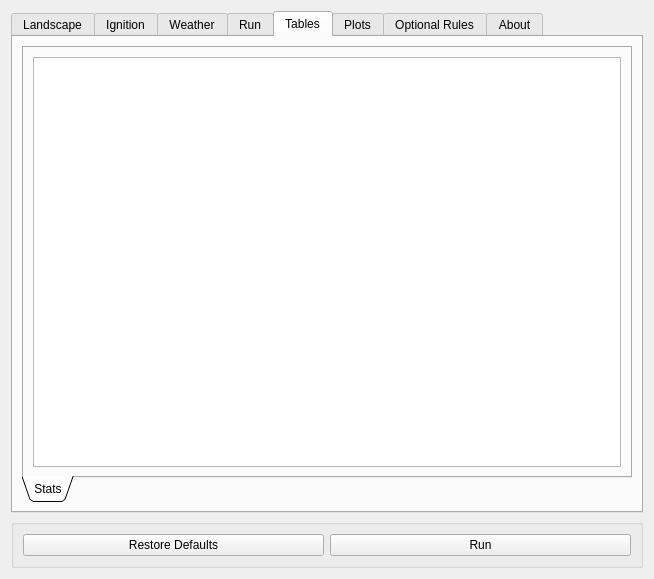
Old version of the form fire2am_dialog_base.ui in the repository fdobad/fire2am-kitral.
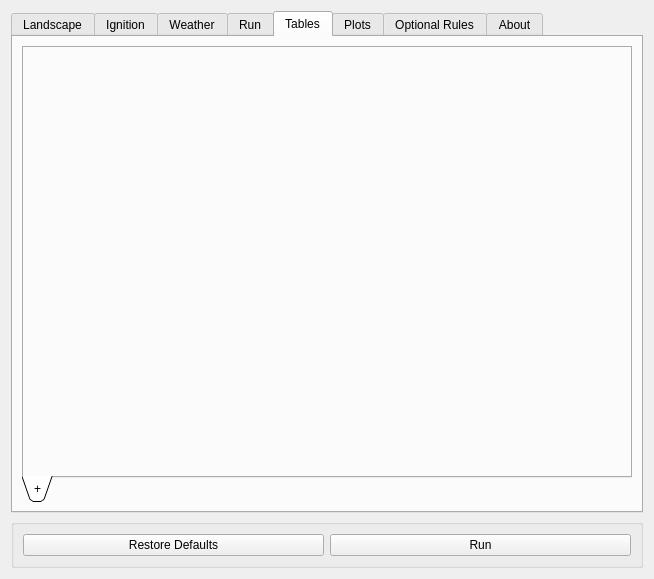
New version of the form. The open tabs and pages were chosen to show the change. Custom widgets are drawn as their Qt base class.

Commit message: log->nlog, tables-> stats ok, firescars wip, CONSTANTS

The edit to the form file:
```diff
--- a/fire2am_dialog_base.ui
+++ b/fire2am_dialog_base.ui
@@ -593,13 +593,9 @@
          </property>
          <widget class="QWidget" name="tab_3">
           <attribute name="title">
-           <string>Stats</string>
+           <string>+</string>
           </attribute>
-          <layout class="QGridLayout" name="gridLayout_6">
-           <item row="0" column="0">
-            <widget class="QTableView" name="stats"/>
-           </item>
-          </layout>
+          <layout class="QGridLayout" name="gridLayout_6"/>
          </widget>
         </widget>
        </item>
```
Left out of the diff: 2 changed lines with no effect on the pictures. The commit also changes 6 other files.
